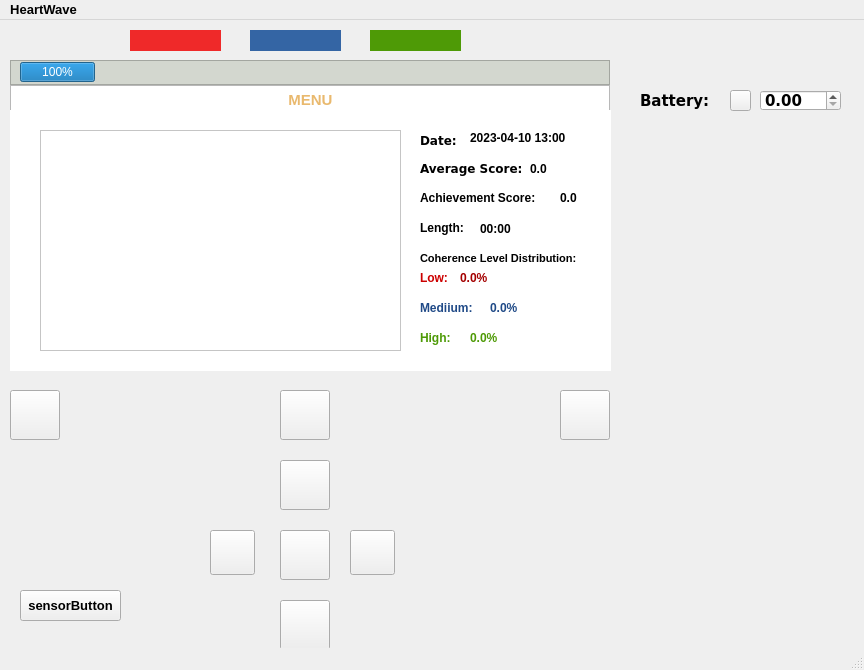
Above: mainwindow.ui from Cherrybomb33/HeartWave before the change. Below: the same form after it.
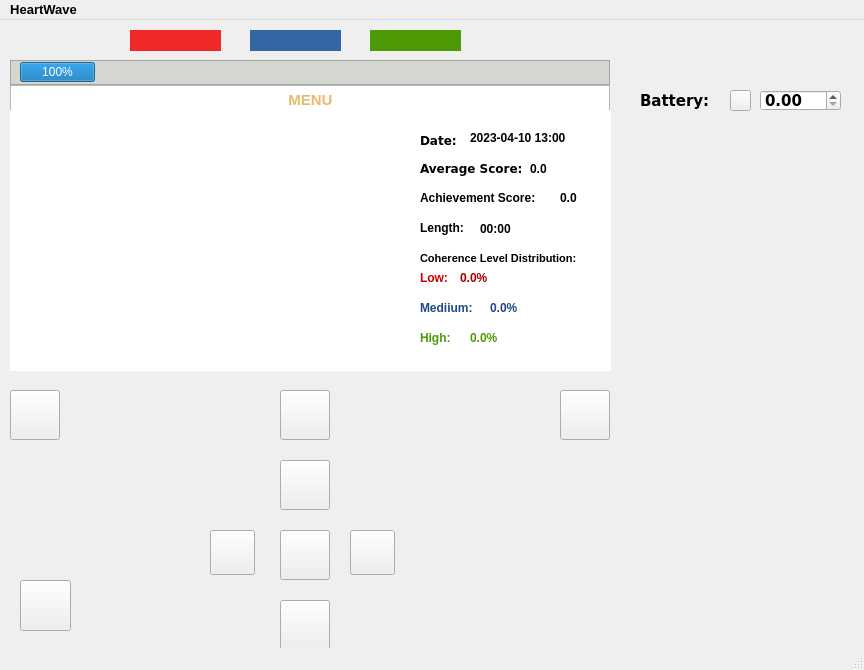
That is the form after the change. The open tabs and pages were chosen to show the change. Icons and pictures are not drawn. Custom widgets are drawn as their Qt base class.

Patch:
```diff
--- a/mainwindow.ui
+++ b/mainwindow.ui
@@ -527,16 +527,6 @@
      </widget>
     </widget>
     <widget class="QWidget" name="historyView">
-     <widget class="QGraphicsView" name="historyGraphicsView">
-      <property name="geometry">
-       <rect>
-        <x>30</x>
-        <y>20</y>
-        <width>361</width>
-        <height>221</height>
-       </rect>
-      </property>
-     </widget>
      <widget class="QLabel" name="avgLabel">
       <property name="geometry">
        <rect>
@@ -845,6 +835,16 @@
        <string>2023-04-10 13:00</string>
       </property>
      </widget>
+     <widget class="QCustomPlot" name="historyGraph" native="true">
+      <property name="geometry">
+       <rect>
+        <x>30</x>
+        <y>20</y>
+        <width>361</width>
+        <height>221</height>
+       </rect>
+      </property>
+     </widget>
     </widget>
    </widget>
    <widget class="QLabel" name="menuLabel">
@@ -872,13 +872,23 @@
     <property name="geometry">
      <rect>
       <x>20</x>
-      <y>570</y>
-      <width>101</width>
-      <height>31</height>
+      <y>560</y>
+      <width>51</width>
+      <height>51</height>
      </rect>
     </property>
+    <property name="styleSheet">
+     <string notr="true">QPushButton {
+	background: none;
+	border-image: url(:/sensor.png);
+}
+
+QPushButton:pressed {
+	background-color: rgb(85, 87, 83);
+}</string>
+    </property>
     <property name="text">
-     <string>sensorButton</string>
+     <string/>
     </property>
    </widget>
    <widget class="QWidget" name="BatteryWidget" native="true">
@@ -958,6 +968,14 @@
    <addaction name="menuHeart_Wave"/>
   </widget>
  </widget>
+ <customwidgets>
+  <customwidget>
+   <class>QCustomPlot</class>
+   <extends>QWidget</extends>
+   <header>qcustomplot.h</header>
+   <container>1</container>
+  </customwidget>
+ </customwidgets>
  <resources>
   <include location="res/res.qrc"/>
  </resources>
```
Left out of the diff: 19 changed lines with no effect on the pictures.
